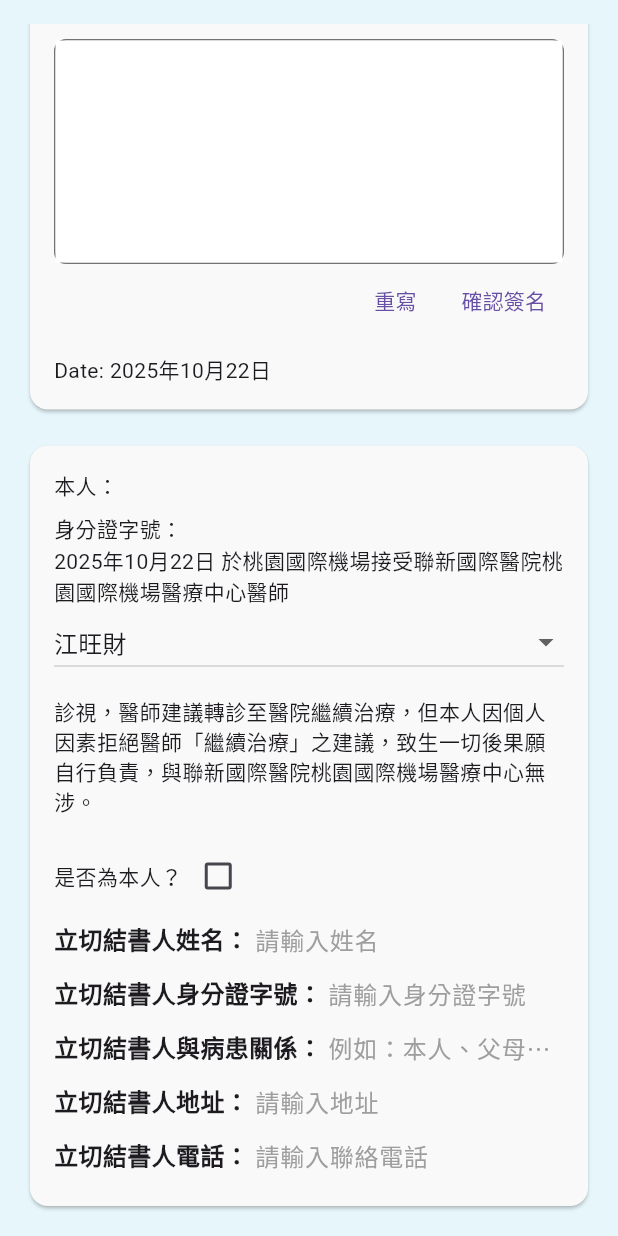
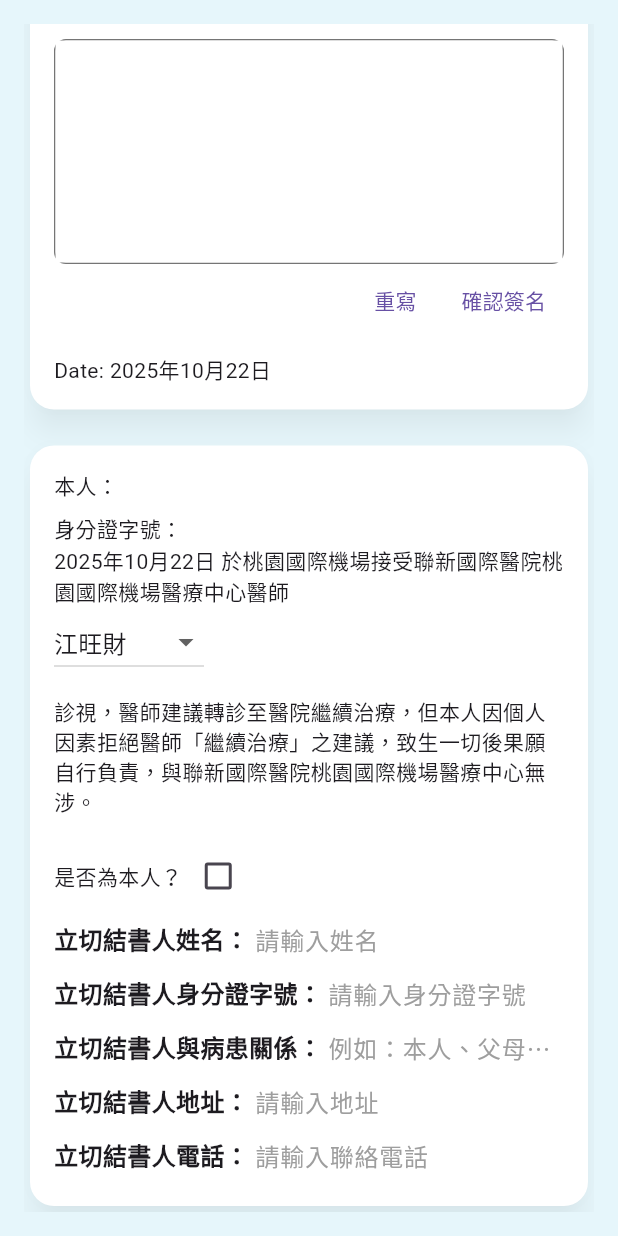
Before and after one commit to aihuaonce/chikawa_airport, a Flutter app: the UndertakingPage widget shown alone on an empty page, opened directly with empty values, scrolled down 366 dp, on a phone screen of 412 x 824 dp. Run offline on Flutter 3.47's test engine with Material 3 defaults, Android fonts, the phone set to English and light mode, and no system bars; drawn by our look-alikes of signature; our stand-ins replace drift, file_picker, shared_preferences; missing offline and left inert: flutter_painter_v2; accounts and stored records are empty; generated files the repository leaves out were written again.

Commit message:
診斷書跟切結書排版

```diff
--- a/lib/Undertaking.dart
+++ b/lib/Undertaking.dart
@@ -147,17 +147,20 @@ class _UndertakingPageState extends State<UndertakingPage>
           color: const Color(0xFFE6F6FB),
           padding: const EdgeInsets.all(16.0),
           // ** 錯誤修正 **：將 Row 替換為 LayoutBuilder，以便在不同寬度下有不同佈局
+          child: Center(
           child: LayoutBuilder(
             builder: (context, constraints) {
               // 如果寬度足夠，使用左右佈局
               if (constraints.maxWidth > 800) {
-                return Row(
-                  crossAxisAlignment: CrossAxisAlignment.start,
+                return IntrinsicHeight( // <- 新增：讓 Row 內左右卡片高度一致
+                child: Row(
+                  crossAxisAlignment: CrossAxisAlignment.stretch, // <- 修改：左右卡片拉伸對齊高度
                   children: [
                     _buildEnglishSide(dataModel, today),
                     const SizedBox(width: 16),
                     _buildChineseSide(dataModel, today),
                   ],
+                ),
               );
               }
               // 如果寬度不足，使用上下佈局並允許滾動
@@ -174,6 +177,7 @@ class _UndertakingPageState extends State<UndertakingPage>
               }
             },
           ),
+        ),
         );
       },
     );
@@ -186,8 +190,10 @@ class _UndertakingPageState extends State<UndertakingPage>
   Widget _buildEnglishSide(UndertakingData dataModel, String today) {
     return Expanded(
       child: Card(
-        color: const Color(0xFFF9F9F9),
-        shape: RoundedRectangleBorder(borderRadius: BorderRadius.circular(12)),
+        color: Colors.white,
+        elevation: 8, // 陰影
+        shadowColor: Colors.black26, // 陰影顏色
+        shape: RoundedRectangleBorder(borderRadius: BorderRadius.circular(16)),
         child: Padding(
           padding: const EdgeInsets.all(16.0),
           // ** 錯誤修正 **：將 Column 替換為 SingleChildScrollView，使其內容可滾動
@@ -305,8 +311,10 @@ class _UndertakingPageState extends State<UndertakingPage>
 
     return Expanded(
       child: Card(
-        color: const Color(0xFFF9F9F9),
-        shape: RoundedRectangleBorder(borderRadius: BorderRadius.circular(12)),
+        color: Colors.white,
+        elevation: 8, // 陰影
+        shadowColor: Colors.black26, // 陰影顏色
+        shape: RoundedRectangleBorder(borderRadius: BorderRadius.circular(16)),
         child: Padding(
           padding: const EdgeInsets.all(16.0),
           child: SingleChildScrollView(
@@ -317,9 +325,11 @@ class _UndertakingPageState extends State<UndertakingPage>
                 const SizedBox(height: 8),
                 Text("身分證字號： ${dataModel.signerId ?? ""}"),
                 Text("$today 於桃園國際機場接受聯新國際醫院桃園國際機場醫療中心醫師"),
-                DropdownButton<String>(
+                SizedBox(
+                width: 100, // 設定下拉選單的寬度
+                child: DropdownButton<String>(
                     value: dataModel.doctor,
-                  isExpanded: true,
+                    isExpanded: true, // 保持文字完整顯示
                     items: dataModel.doctorList
                         .map((e) => DropdownMenuItem(value: e, child: Text(e)))
                         .toList(),
@@ -329,6 +339,7 @@ class _UndertakingPageState extends State<UndertakingPage>
                     dataModel.update();
                     }
                   },
+               ),
             ),
                 const SizedBox(height: 12),
                 const Text(
```
Lines whose indentation alone changed are shown as unchanged.
